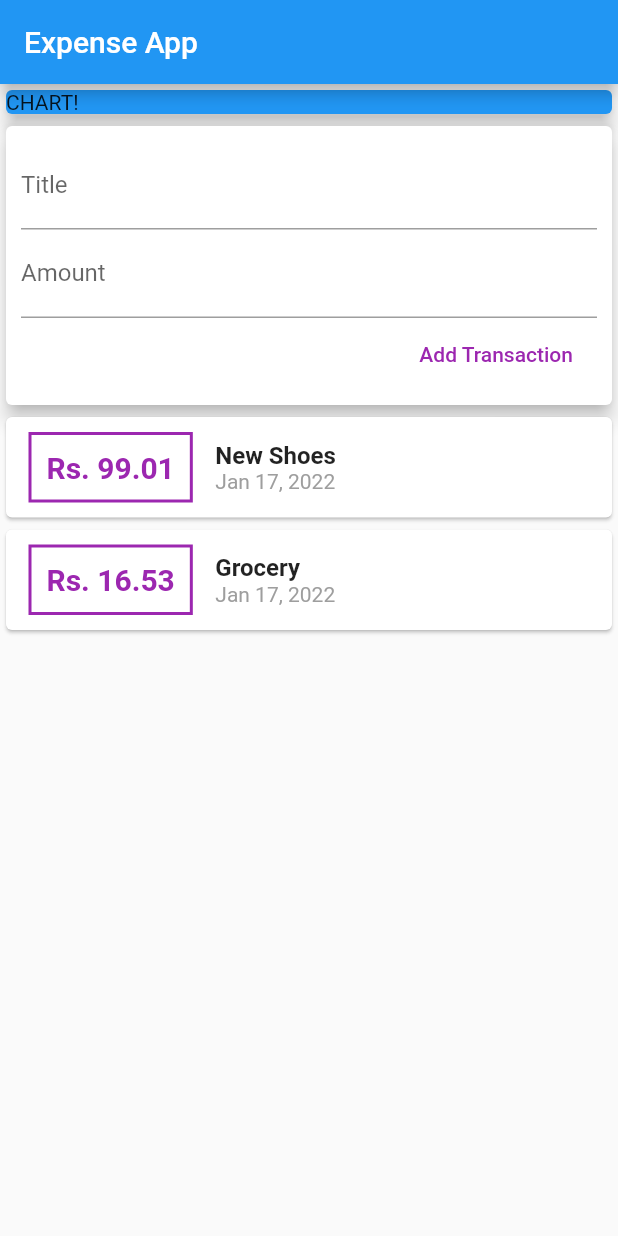
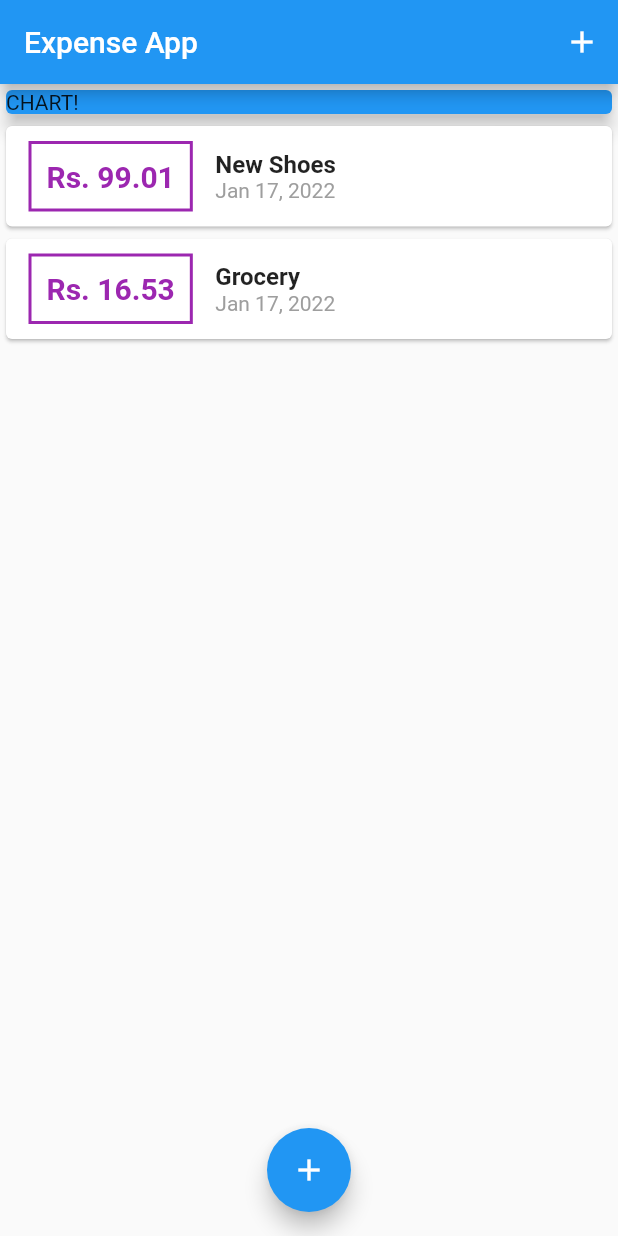
Before and after one commit to aqasim23/flutter_expense, a Flutter app: the screen it shows after launch, on a phone screen of 412 x 824 dp. Run offline on Flutter 3.47's test engine with Material 2 defaults, Android fonts, the phone set to English and light mode, and no system bars.

Commit message:
module 102 complete

```diff
--- a/lib/Widgets/transaction_list.dart
+++ b/lib/Widgets/transaction_list.dart
@@ -2,7 +2,6 @@ import '../Models/transaction.dart';
 import 'package:flutter/material.dart';
 import 'package:intl/intl.dart';
 import './user_transactions.dart';
-
 
 class TransactionList extends StatelessWidget {
   final List<Transaction> transactions;
@@ -12,10 +11,10 @@ class TransactionList extends StatelessWidget {
   @override
   Widget build(BuildContext context) {
     return Container(
-      height: 300,
-      child: SingleChildScrollView(
-        child: Column(
-                children: transactions.map((tx) {
+        height: 500,
+        // child: ListView(
+        child: ListView.builder(
+          itemBuilder: (ctx, index) {
             return Card(
               child: Row(
                 children: <Widget>[
@@ -32,7 +31,7 @@ class TransactionList extends StatelessWidget {
                     ),
                     padding: EdgeInsets.all(10),
                     child: Text(
-                            "Rs. ${tx.amount}",
+                      "Rs. ${transactions[index].amount.toStringAsFixed(2)}",
                       style: TextStyle(
                         fontWeight: FontWeight.bold,
                         fontSize: 20,
@@ -44,14 +43,14 @@ class TransactionList extends StatelessWidget {
                     crossAxisAlignment: CrossAxisAlignment.start,
                     children: <Widget>[
                       Text(
-                              tx.title,
+                        transactions[index].title,
                         style: TextStyle(
                           fontSize: 16,
                           fontWeight: FontWeight.bold,
                         ),
                       ),
                       Text(
-                              DateFormat.yMMMd().format(tx.date),
+                        DateFormat.yMMMd().format(transactions[index].date),
                         style: TextStyle(
                           color: Colors.grey,
                         ),
@@ -61,9 +60,11 @@ class TransactionList extends StatelessWidget {
                 ],
               ),
             );
-                }).toList(),
-              ),
-      ),
+          },
+          itemCount: transactions.length,
+          // children: transactions.map((tx) {
+        )
+        // }).toList(),
         );
   }
 }
--- a/lib/Widgets/user_transactions.dart
+++ b/lib/Widgets/user_transactions.dart
@@ -1,51 +1,25 @@
-import 'dart:io';
+// import 'dart:io';
 
-import 'package:flutter/material.dart';
-import './new_transaction.dart';
-import './transaction_list.dart';
-import '../Models/transaction.dart';
+// import 'package:flutter/material.dart';
+// import './new_transaction.dart';
+// import './transaction_list.dart';
+// import '../Models/transaction.dart';
 
-class UserTransactions extends StatefulWidget {
-  @override
-  _UserTransactionsState createState() => _UserTransactionsState();
-}
+// class UserTransactions extends StatefulWidget {
+//   @override
+//   _UserTransactionsState createState() => _UserTransactionsState();
+// }
 
-class _UserTransactionsState extends State<UserTransactions> {
-  final List<Transaction> _userTransactions = [
-    Transaction(
-      id: 't1',
-      title: 'New Shoes',
-      amount: 99.01,
-      date: DateTime.now(),
-    ),
-    Transaction(
-      id: 't2',
-      title: 'Grocery',
-      amount: 16.53,
-      date: DateTime.now(),
-    )
-  ];
+// class _UserTransactionsState extends State<UserTransactions> {
 
-  void _addNewTransaction(String txTitle, double txAmount) {
-    final newTx = Transaction(
-      title: txTitle,
-      amount: txAmount,
-      date: DateTime.now(),
-      id: DateTime.now().toString(),
-    );
 
-    setState(() {
-      _userTransactions.add(newTx);
-    });
-  }
-
-  @override
-  Widget build(BuildContext context) {
-    return Column(
-      children: [
-        NewTransaction(_addNewTransaction),
-        TransactionList(_userTransactions),
-      ],
-    );
-  }
-}
+//   @override
+//   Widget build(BuildContext context) {
+//     return Column(
+//       children: [
+//         NewTransaction(_addNewTransaction),
+//         TransactionList(_userTransactions),
+//       ],
+//     );
+//   }
+// }
--- a/lib/main.dart
+++ b/lib/main.dart
@@ -1,7 +1,9 @@
-import 'package:expense/Widgets/transaction_list.dart';
+import './Widgets/transaction_list.dart';
 import 'package:expense/Widgets/user_transactions.dart';
 import 'package:flutter/material.dart';
+import './Widgets/new_transaction.dart';
 import './Widgets/user_transactions.dart';
+import './Models/transaction.dart';
 
 void main() {
   runApp(MyApp());
@@ -12,21 +14,73 @@ class MyApp extends StatelessWidget {
   @override
   Widget build(BuildContext context) {
     return MaterialApp(
+      debugShowCheckedModeBanner: false,
       title: 'Expense',
       home: myHomePage(),
     );
   }
 }
 
-class myHomePage extends StatelessWidget {
+class myHomePage extends StatefulWidget {
+  @override
+  State<myHomePage> createState() => _myHomePageState();
+}
+
+class _myHomePageState extends State<myHomePage> {
   // String titleInput;
-  // String amountInput;
+
+  final List<Transaction> _userTransactions = [
+    Transaction(
+      id: 't1',
+      title: 'New Shoes',
+      amount: 99.01,
+      date: DateTime.now(),
+    ),
+    Transaction(
+      id: 't2',
+      title: 'Grocery',
+      amount: 16.53,
+      date: DateTime.now(),
+    )
+  ];
+
+  void _addNewTransaction(String txTitle, double txAmount) {
+    final newTx = Transaction(
+      title: txTitle,
+      amount: txAmount,
+      date: DateTime.now(),
+      id: DateTime.now().toString(),
+    );
+
+    setState(() {
+      _userTransactions.add(newTx);
+    });
+  }
+
+  void _startAddNewTransaction(BuildContext ctx) {
+    showModalBottomSheet(
+      context: ctx,
+      builder: (bCtx) {
+        return GestureDetector(
+          onTap: () {},
+          child: NewTransaction(_addNewTransaction),
+          behavior: HitTestBehavior.opaque,
+        );
+      },
+    );
+  }
 
   @override
   Widget build(BuildContext context) {
     return Scaffold(
       appBar: AppBar(
         title: const Text('Expense App'),
+        actions: <Widget>[
+          IconButton(
+            onPressed: () => _startAddNewTransaction(context),
+            icon: Icon(Icons.add),
+          ),
+        ],
       ),
       body: SingleChildScrollView(
         child: Column(
@@ -41,9 +95,16 @@ class myHomePage extends StatelessWidget {
                 elevation: 5,
               ),
             ),
-            UserTransactions(),
+            TransactionList(_userTransactions),
           ],
         ),
+      ),
+      floatingActionButtonLocation: FloatingActionButtonLocation.centerFloat,
+      floatingActionButton: FloatingActionButton(
+        child: Icon(
+          Icons.add,
+        ),
+        onPressed: () => _startAddNewTransaction(context),
       ),
     );
   }
```
Also changed, not shown: lib/Widgets/new_transaction.dart (+30 -7 lines). Lines whose indentation alone changed are shown as unchanged.
